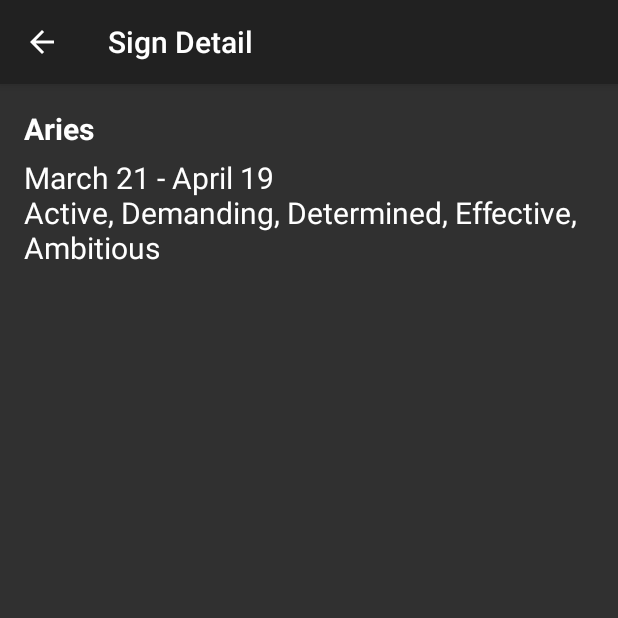
After one commit to Smug28/TAMZ_01_Zodiac, an Android app: the SignActivity screen opened directly, with no data from a screen before it, on a phone screen of 412 x 824 dp, the top half of it. The commit adds this screen. Run offline under Robolectric (Android 15) with nearby library versions, the phone set to English and light mode, and no system bars.

Commit message:
Cvičení 2

```diff
--- /dev/null
+++ b/app/src/main/java/cz/vacul/tamz_01_zodiac/SignActivity.java
@@ -0,0 +1,21 @@
+package cz.vacul.tamz_01_zodiac;
+
+import android.app.Activity;
+import android.os.Bundle;
+import android.widget.TextView;
+
+public class SignActivity extends Activity {
+
+    @Override
+    protected void onCreate(Bundle savedInstanceState) {
+        super.onCreate(savedInstanceState);
+        setContentView(R.layout.activity_sign);
+        getActionBar().setDisplayHomeAsUpEnabled(true);
+        TextView title = (TextView) findViewById(R.id.signTitle);
+        TextView desc = (TextView) findViewById(R.id.signDesc);
+        int sign = getIntent().getIntExtra("sign", 0);
+        title.setText(ZodiacSigns.values()[sign].name());
+        desc.setText(getResources().getStringArray(R.array.sign_desc)[sign]);
+    }
+
+}
--- a/app/src/main/res/layout/activity_main.xml
+++ b/app/src/main/res/layout/activity_main.xml
@@ -4,7 +4,7 @@
     android:paddingRight="@dimen/activity_horizontal_margin"
     android:paddingTop="@dimen/activity_vertical_margin"
     android:paddingBottom="@dimen/activity_vertical_margin" tools:context=".MainActivity"
-    android:background="@drawable/constellationstar">
+    android:id="@+id/root">
 
     <DatePicker
         android:layout_width="wrap_content"
--- /dev/null
+++ b/app/src/main/res/layout/activity_sign.xml
@@ -0,0 +1,29 @@
+<?xml version="1.0" encoding="utf-8"?>
+<RelativeLayout xmlns:android="http://schemas.android.com/apk/res/android"
+    xmlns:tools="http://schemas.android.com/tools" android:layout_width="match_parent"
+    android:layout_height="match_parent" android:paddingLeft="@dimen/activity_horizontal_margin"
+    android:paddingRight="@dimen/activity_horizontal_margin"
+    android:paddingTop="@dimen/activity_vertical_margin"
+    android:paddingBottom="@dimen/activity_vertical_margin"
+    tools:context="cz.vacul.tamz_01_zodiac.SignActivity">
+
+    <TextView
+        android:layout_width="wrap_content"
+        android:layout_height="wrap_content"
+        android:textAppearance="?android:attr/textAppearanceLarge"
+        android:text="Large Text"
+        android:id="@+id/signTitle"
+        android:layout_alignParentTop="true"
+        android:layout_alignParentStart="true"
+        android:textStyle="bold" />
+
+    <TextView
+        android:layout_width="wrap_content"
+        android:layout_height="wrap_content"
+        android:textAppearance="?android:attr/textAppearanceLarge"
+        android:text="Large Text"
+        android:id="@+id/signDesc"
+        android:layout_below="@+id/signTitle"
+        android:layout_alignParentStart="true"
+        android:layout_marginTop="5dp" />
+</RelativeLayout>
--- a/app/src/main/res/menu/menu_main.xml
+++ b/app/src/main/res/menu/menu_main.xml
@@ -1,5 +1,7 @@
 <menu xmlns:android="http://schemas.android.com/apk/res/android"
     xmlns:tools="http://schemas.android.com/tools" tools:context=".MainActivity">
+    <item android:id="@+id/action_about" android:title="@string/title_activity_about"
+        android:showAsAction="never" />
     <item android:id="@+id/action_settings" android:title="@string/action_settings"
         android:orderInCategory="100" android:showAsAction="never" />
 </menu>
--- a/app/src/main/res/values/strings.xml
+++ b/app/src/main/res/values/strings.xml
@@ -1,6 +1,25 @@
 <resources>
     <string name="app_name">TAMZ_01_Zodiac</string>
-
     <string name="bday_enter">Enter your birthday</string>
     <string name="action_settings">Settings</string>
+    <string name="title_activity_settings">Settings</string>
+    <string name="title_activity_about">About</string>
+    <string name="about">&#169; 2015 Jiří Vaculík</string>
+    <string name="title_activity_sign">Sign Detail</string>
+
+    <string-array name="sign_desc">
+        <item>March 21 - April 19\nActive, Demanding, Determined, Effective, Ambitious</item>
+        <item>April 20 - May 20\nSecurity, Subtle strength, Appreciation, Instruction, Patience</item>
+        <item>May 21 - June 20\nCommunication, Indecision, Inquisitive, Intelligent, Changeable</item>
+        <item>June 21 - July 22\nEmotion, Diplomatic, Intensity, Impulsive, Selective</item>
+        <item>July 23 - August 22\nRuling, Warmth, Generosity, Faithful, Initiative</item>
+        <item>August 23 - September 22\nAnalyzing, Practical, Reflective, Observation, Thoughtful</item>
+        <item>September 23 - October 22\nBalance, Justice, Truth, Beauty, Perfection</item>
+        <item>October 23 - November 21\nTransient, Self-Willed, Purposeful, Unyielding</item>
+        <item>November 22 - December 21\nPhilosophical, Motion, Experimentation, Optimism</item>
+        <item>December 22 - January 19\nDetermination, Dominance, Perservering, Practical, Willful</item>
+        <item></item>
+        <item>January 20 - February 18\nKnowledge, Humanitarian, Serious, Insightful, Duplicitous</item>
+        <item>February 19 - March 20\nFluctuation, Depth, Imagination, Reactive, Indecisive</item>
+    </string-array>
 </resources>
```
Also changed, not shown: app/src/main/AndroidManifest.xml (+27 -2 lines), app/src/main/java/cz/vacul/tamz_01_zodiac/AboutActivity.java (added, +15 -0 lines), app/src/main/java/cz/vacul/tamz_01_zodiac/MainActivity.java (+65 -3 lines), app/src/main/java/cz/vacul/tamz_01_zodiac/SettingsActivity.java (added, +40 -0 lines), app/src/main/java/cz/vacul/tamz_01_zodiac/ZodiacSigns.java (+12 -0 lines), app/src/main/res/layout/activity_about.xml (added, +19 -0 lines), app/src/main/res/layout/activity_settings.xml (added, +25 -0 lines), app/src/main/res/drawable/bg2.png (added).
